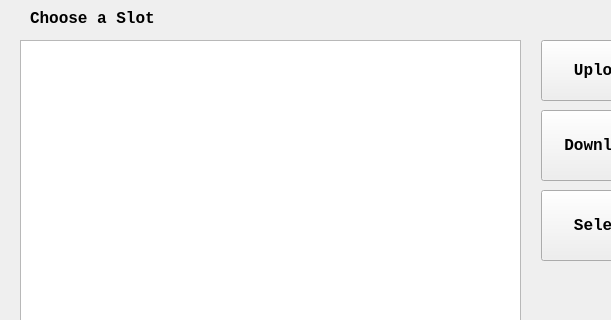
Qt form cpp-qt/Librarian/dialog.ui (aja-video/colorbox-demos) before a commit; both pictures show x 0 to 611 and y 0 to 320 of the 740 by 410 pixel window.
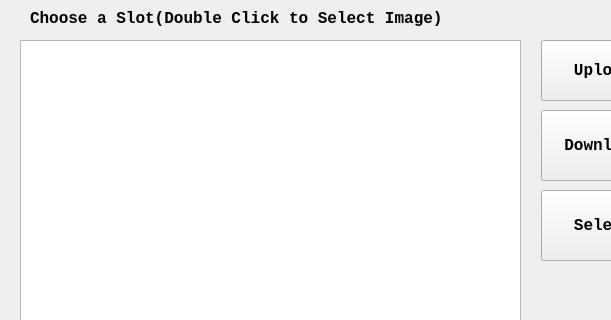
The same form after that commit.

```diff
--- a/cpp-qt/Librarian/dialog.ui
+++ b/cpp-qt/Librarian/dialog.ui
@@ -192,7 +192,7 @@
     <rect>
      <x>30</x>
      <y>10</y>
-     <width>221</width>
+     <width>451</width>
      <height>16</height>
     </rect>
    </property>
@@ -204,7 +204,7 @@
     </font>
    </property>
    <property name="text">
-    <string>Choose a Slot</string>
+    <string>Choose a Slot(Double Click to Select Image)</string>
    </property>
   </widget>
  </widget>
```
